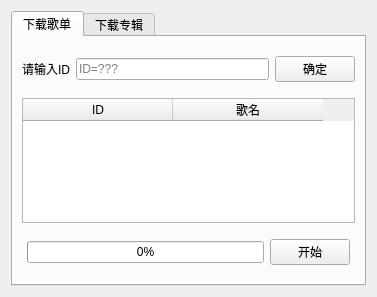
Qt form dwnld.ui (IamHeLP1104/163MusicDownload) before a commit.
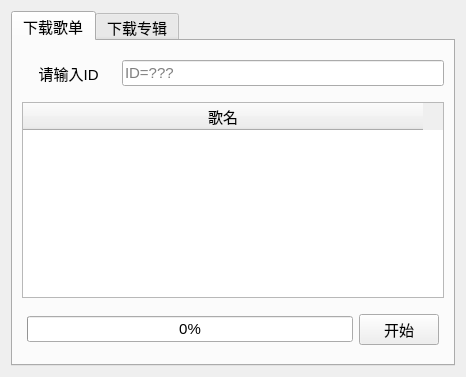
The same form after that commit. The open tabs and pages were chosen to show the change. Icons and pictures are not drawn.

Commit message: 1.0 实现所有功能

```diff
--- a/dwnld.ui
+++ b/dwnld.ui
@@ -6,8 +6,8 @@
    <rect>
     <x>0</x>
     <y>0</y>
-    <width>377</width>
-    <height>297</height>
+    <width>466</width>
+    <height>377</height>
    </rect>
   </property>
   <property name="sizePolicy">
@@ -23,6 +23,12 @@
    <iconset>
     <normaloff>icon.png</normaloff>icon.png</iconset>
   </property>
+  <property name="styleSheet">
+   <string notr="true">*{
+font-size:15px
+}
+</string>
+  </property>
   <layout class="QHBoxLayout" name="horizontalLayout_2">
    <item>
     <widget class="QTabWidget" name="tabWidget">
@@ -55,7 +61,7 @@
            </property>
            <property name="sizePolicy">
             <sizepolicy hsizetype="Fixed" vsizetype="Minimum">
-             <horstretch>0</horstretch>
+             <horstretch>2</horstretch>
              <verstretch>0</verstretch>
             </sizepolicy>
            </property>
@@ -63,7 +69,7 @@
             <string notr="true">font-size=14px</string>
            </property>
            <property name="text">
-            <string>请输入ID</string>
+            <string>    请输入ID    </string>
            </property>
           </widget>
          </item>
@@ -92,35 +98,20 @@
            </property>
           </widget>
          </item>
-         <item>
-          <widget class="QPushButton" name="pushButton_2">
-           <property name="sizePolicy">
-            <sizepolicy hsizetype="Minimum" vsizetype="Minimum">
-             <horstretch>0</horstretch>
-             <verstretch>0</verstretch>
-            </sizepolicy>
-           </property>
-           <property name="text">
-            <string>确定</string>
-           </property>
-          </widget>
-         </item>
         </layout>
        </item>
        <item>
         <widget class="QTableWidget" name="tableWidget">
          <attribute name="horizontalHeaderDefaultSectionSize">
-          <number>150</number>
+          <number>400</number>
          </attribute>
-         <column>
-          <property name="text">
-           <string>ID</string>
-          </property>
-         </column>
          <column>
           <property name="text">
            <string>歌名</string>
           </property>
+          <property name="textAlignment">
+           <set>AlignCenter</set>
+          </property>
          </column>
         </widget>
        </item>
```
Left out of the diff: 28 changed lines with no effect on the pictures. The commit also changes 2 other files.
